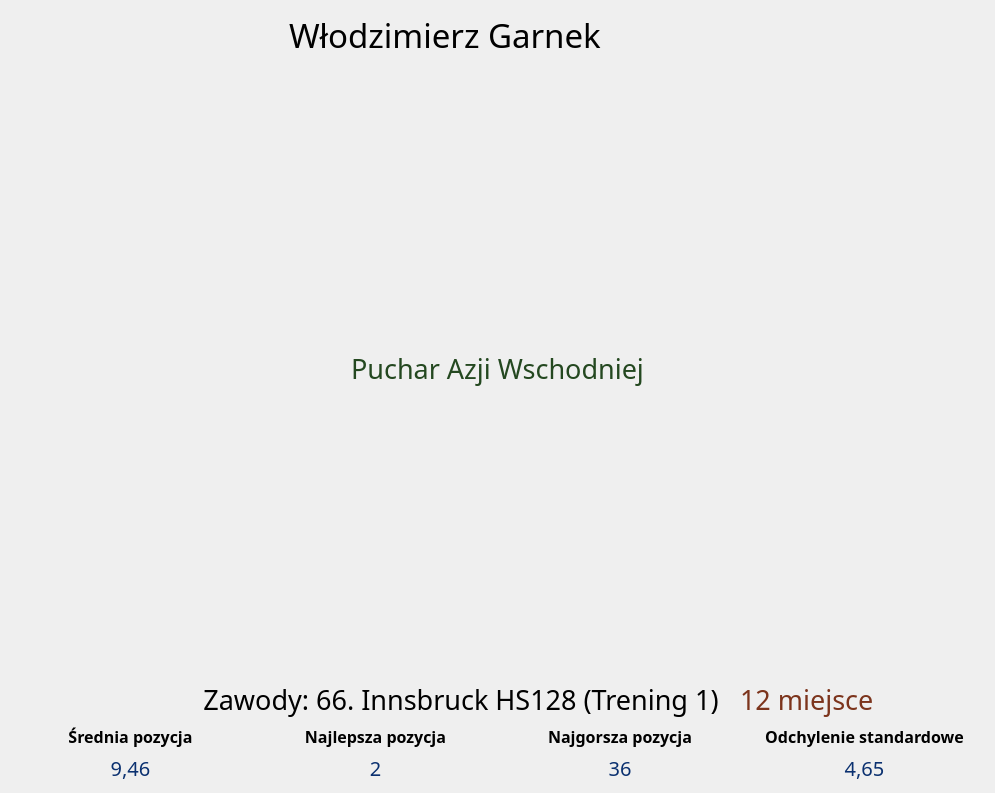
Qt form source/UI/Seasons/Stats/ApperanceInClassificationWindow.ui (SiekamCebule/sj-sim) before a commit.
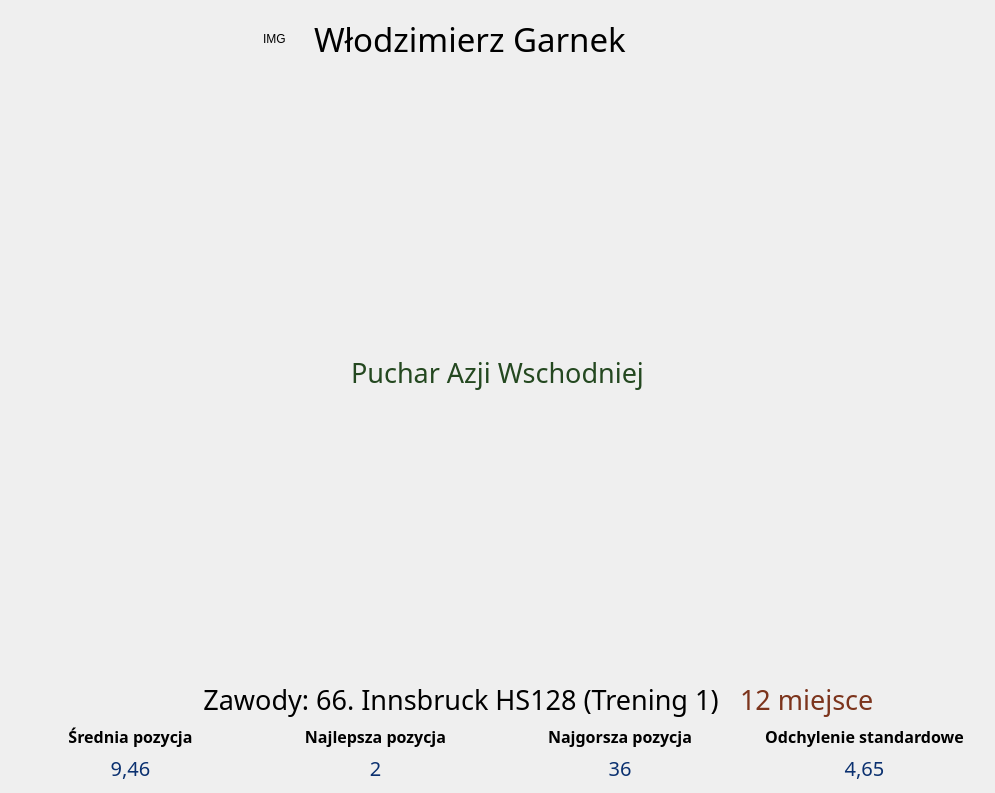
The same form after that commit.

What changed in the file:
```diff
--- a/source/UI/Seasons/Stats/ApperanceInClassificationWindow.ui
+++ b/source/UI/Seasons/Stats/ApperanceInClassificationWindow.ui
@@ -33,6 +33,25 @@
            </property>
           </spacer>
          </item>
+         <item>
+          <widget class="QLabel" name="label_img">
+           <property name="minimumSize">
+            <size>
+             <width>45</width>
+             <height>55</height>
+            </size>
+           </property>
+           <property name="maximumSize">
+            <size>
+             <width>45</width>
+             <height>55</height>
+            </size>
+           </property>
+           <property name="text">
+            <string>IMG</string>
+           </property>
+          </widget>
+         </item>
          <item>
           <widget class="QLabel" name="label_jumperNameAndSurname">
            <property name="font">
```
